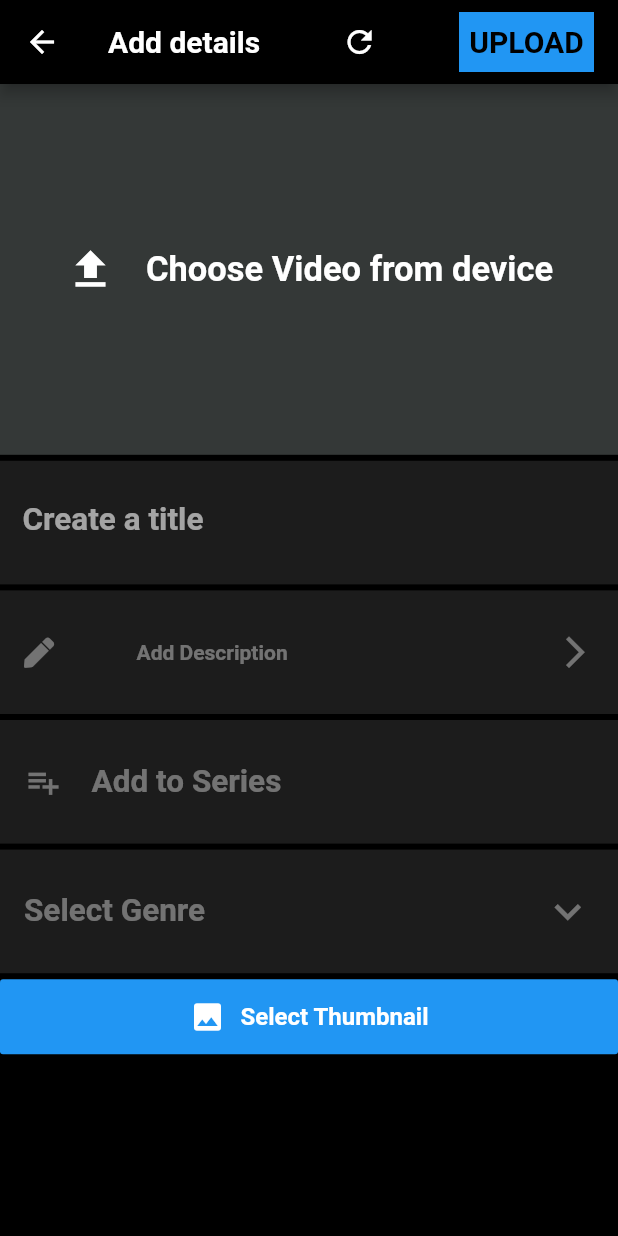
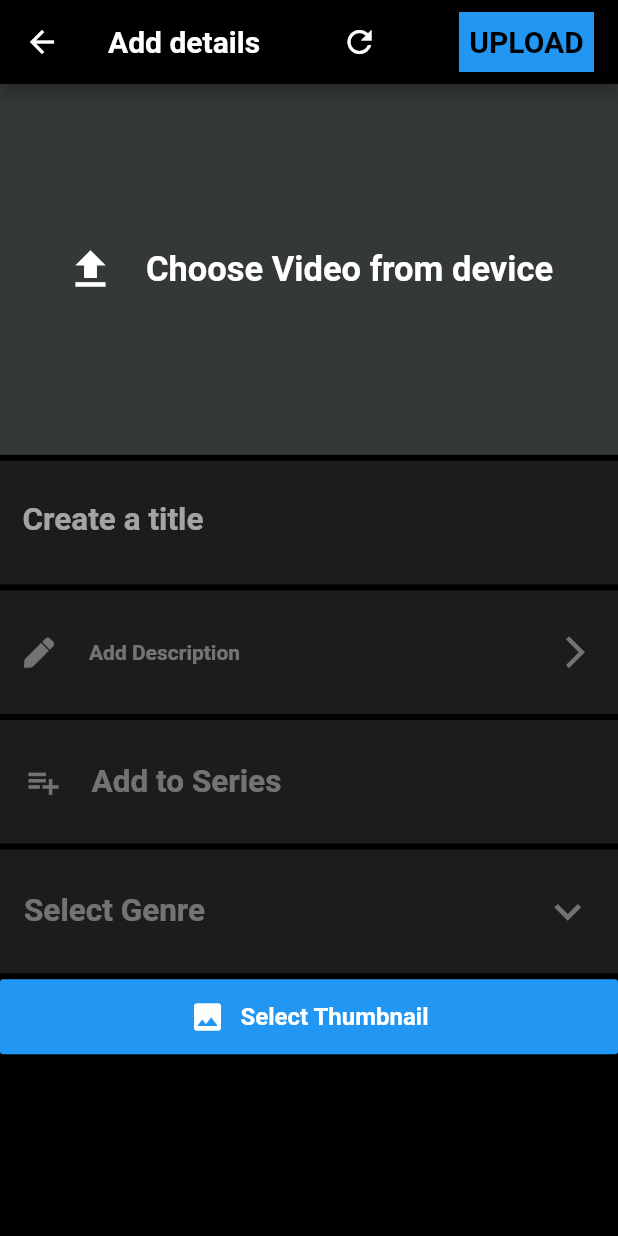
Before and after one commit to Tusharcoder18/queen_ott_app, a Flutter app: the UploadScreen screen opened directly, on a phone screen of 412 x 824 dp. Run offline on Flutter 3.47's test engine with Material 2 defaults, Android fonts, the phone set to English and light mode, and no system bars; our stand-ins replace chewie, cloud_firestore, firebase_auth, firebase_core, firebase_storage, font_awesome_flutter and 6 more; missing offline and left inert: flutter_facebook_login; accounts and stored records are empty.

```diff
--- a/lib/widgets/add_description_widget.dart
+++ b/lib/widgets/add_description_widget.dart
@@ -25,10 +25,9 @@ Widget addDescriptionWidget(
               color: Colors.white38,
               size: 20.0,
             ),
-            SizedBox(
-              width: 20,
-            ),
-            Text(
+            Container(
+              width: MediaQuery.of(context).size.width*0.7,
+              child: Text(
                 Provider.of<UploadService>(context, listen: false)
                             .returnVideoDescription() !=
                         ''
@@ -40,8 +39,6 @@ Widget addDescriptionWidget(
                   color: Colors.white38,
                 ),
               ),
-            SizedBox(
-              width: screenWidth * 0.35,
             ),
             Icon(
               Icons.arrow_forward_ios_outlined,
```
Also changed, not shown: lib/services/upload_service.dart (+36 -6 lines). Lines whose indentation alone changed are shown as unchanged.
